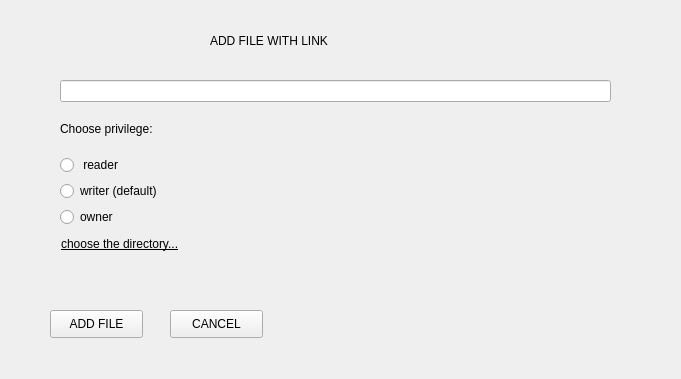
RickZack/Symposium, file GUI/SymposiumGui/inserturi.ui: the form before one commit.
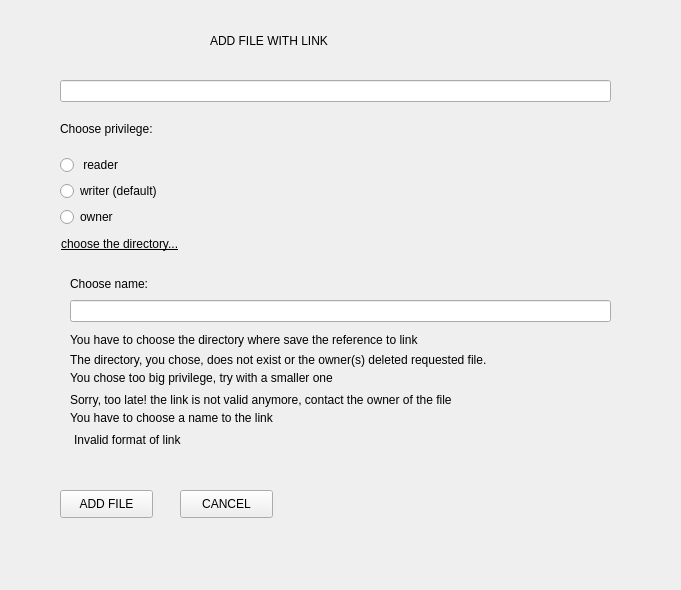
The form after the commit.

Commit message: merge di inserturi

Patch:
```diff
--- a/GUI/SymposiumGui/inserturi.ui
+++ b/GUI/SymposiumGui/inserturi.ui
@@ -7,7 +7,7 @@
     <x>0</x>
     <y>0</y>
     <width>681</width>
-    <height>379</height>
+    <height>590</height>
    </rect>
   </property>
   <property name="windowTitle">
@@ -78,8 +78,8 @@
   <widget class="QPushButton" name="add">
    <property name="geometry">
     <rect>
-     <x>50</x>
-     <y>310</y>
+     <x>60</x>
+     <y>490</y>
      <width>93</width>
      <height>28</height>
     </rect>
@@ -91,8 +91,8 @@
   <widget class="QPushButton" name="cancel">
    <property name="geometry">
     <rect>
-     <x>170</x>
-     <y>310</y>
+     <x>180</x>
+     <y>490</y>
      <width>93</width>
      <height>28</height>
     </rect>
@@ -117,6 +117,110 @@
     <string>ADD FILE WITH LINK</string>
    </property>
   </widget>
+  <widget class="QLabel" name="dirEmpty">
+   <property name="geometry">
+    <rect>
+     <x>70</x>
+     <y>330</y>
+     <width>551</width>
+     <height>20</height>
+    </rect>
+   </property>
+   <property name="text">
+    <string>You have to choose the directory where save the reference to link</string>
+   </property>
+  </widget>
+  <widget class="QLabel" name="formatError">
+   <property name="geometry">
+    <rect>
+     <x>74</x>
+     <y>430</y>
+     <width>461</width>
+     <height>20</height>
+    </rect>
+   </property>
+   <property name="text">
+    <string>Invalid format of link</string>
+   </property>
+  </widget>
+  <widget class="QLabel" name="dirError">
+   <property name="geometry">
+    <rect>
+     <x>70</x>
+     <y>350</y>
+     <width>521</width>
+     <height>20</height>
+    </rect>
+   </property>
+   <property name="text">
+    <string>The directory, you chose, does not exist or the owner(s) deleted requested file.</string>
+   </property>
+  </widget>
+  <widget class="QLabel" name="privError">
+   <property name="geometry">
+    <rect>
+     <x>70</x>
+     <y>370</y>
+     <width>391</width>
+     <height>16</height>
+    </rect>
+   </property>
+   <property name="text">
+    <string>You chose too big privilege, try with a smaller one</string>
+   </property>
+  </widget>
+  <widget class="QLineEdit" name="name">
+   <property name="geometry">
+    <rect>
+     <x>70</x>
+     <y>300</y>
+     <width>541</width>
+     <height>22</height>
+    </rect>
+   </property>
+  </widget>
+  <widget class="QLabel" name="nameError">
+   <property name="geometry">
+    <rect>
+     <x>70</x>
+     <y>410</y>
+     <width>401</width>
+     <height>16</height>
+    </rect>
+   </property>
+   <property name="text">
+    <string>You have to choose a name to the link</string>
+   </property>
+  </widget>
+  <widget class="QLabel" name="label_3">
+   <property name="geometry">
+    <rect>
+     <x>70</x>
+     <y>270</y>
+     <width>549</width>
+     <height>28</height>
+    </rect>
+   </property>
+   <property name="styleSheet">
+    <string notr="true">font: 14pt &quot;MS Shell Dlg 2&quot;;</string>
+   </property>
+   <property name="text">
+    <string>Choose name:</string>
+   </property>
+  </widget>
+  <widget class="QLabel" name="linkError">
+   <property name="geometry">
+    <rect>
+     <x>70</x>
+     <y>390</y>
+     <width>431</width>
+     <height>20</height>
+    </rect>
+   </property>
+   <property name="text">
+    <string>Sorry, too late! the link is not valid anymore, contact the owner of the file</string>
+   </property>
+  </widget>
  </widget>
  <resources/>
  <connections/>
```
The commit also changes 2 other files.
